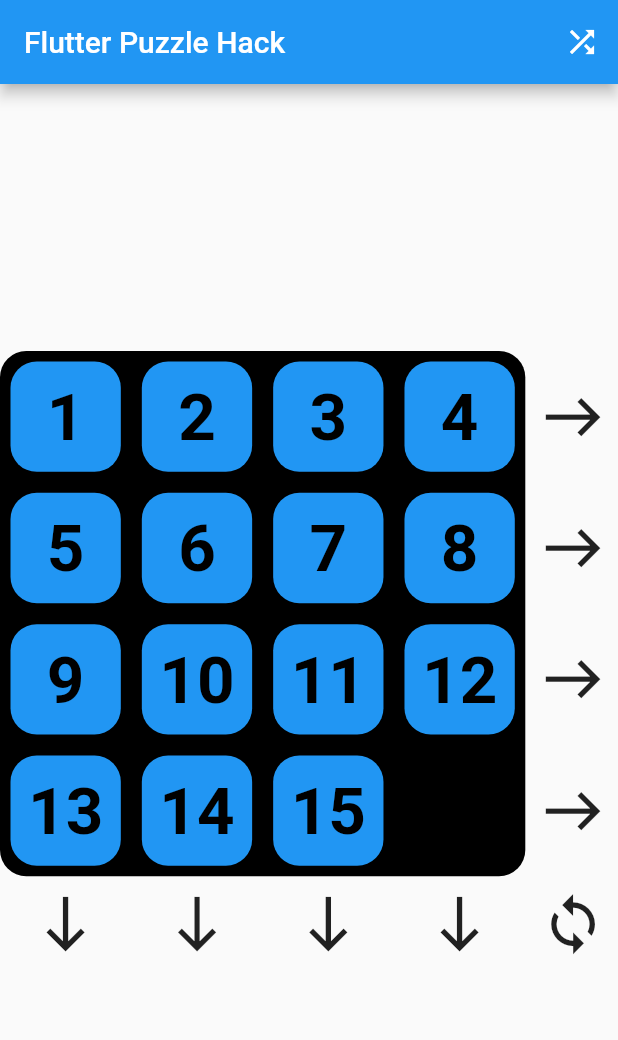
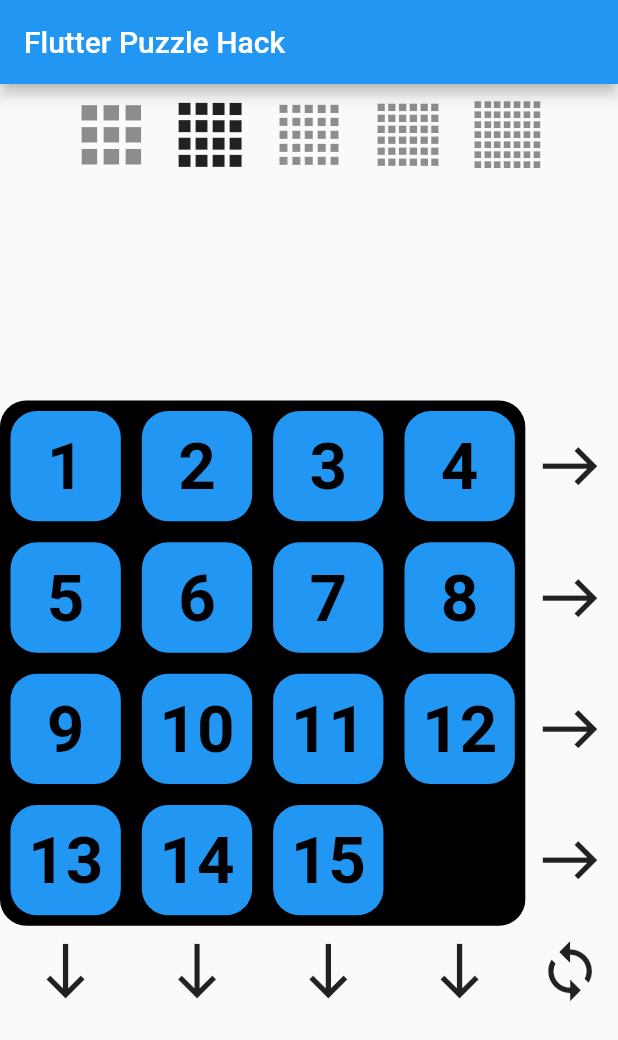
Before and after one commit to jordanmosakowski/double_slide, a Flutter app: the screen it shows after launch, on a phone screen of 412 x 824 dp. Shown: the top 1040 px of the screen. Run offline on Flutter 3.47's test engine with Material 2 defaults, Android fonts, the phone set to English and light mode, and no system bars; our stand-ins replace google_fonts; Roboto replaces fonts that are missing (Oxygen); statements that could not run were skipped.

Commit message:
Added icons for different puzzle sizes

```diff
--- a/lib/classes/home.dart
+++ b/lib/classes/home.dart
@@ -6,6 +6,7 @@ import 'package:puzzle_hack/classes/face.dart';
 import 'package:puzzle_hack/classes/piece.dart';
 import 'package:puzzle_hack/classes/puzzle.dart';
 import 'package:puzzle_hack/move_button.dart';
+import 'package:puzzle_hack/size_icons.dart';
 import 'package:puzzle_hack/transformed_piece.dart';
 
 class Home extends StatefulWidget {
@@ -16,7 +17,7 @@ class Home extends StatefulWidget {
 }
 
 class _HomeState extends State<Home> with TickerProviderStateMixin{
-  late Puzzle puzzle = Puzzle(4,_flipController);
+  late Puzzle puzzle;
 
   late final AnimationController _slideController = AnimationController(
     vsync: this,
@@ -41,6 +42,8 @@ class _HomeState extends State<Home> with TickerProviderStateMixin{
   @override
   void initState(){
     super.initState();
+    puzzle = Puzzle(4,_flipController);
+    puzzle.shuffle();
     puzzle.clearMoveOptions();
     _slideController.addStatusListener((status) {
       if (status == AnimationStatus.completed) {
@@ -70,27 +73,44 @@ class _HomeState extends State<Home> with TickerProviderStateMixin{
     );
   }
 
+  List<IconData> sizeIcons = [SizeIcons.size3,SizeIcons.size4,
+    SizeIcons.size5,SizeIcons.size6,SizeIcons.size7];
+
   @override
   Widget build(BuildContext context) {
     return Scaffold(
       appBar: AppBar(
         title: const Text('Flutter Puzzle Hack'),
-        actions: [
-          IconButton(
-            icon: const Icon(Icons.shuffle),
+      ),
+      body: Column(
+        children: [
+          Row(
+            mainAxisAlignment: MainAxisAlignment.center,
+            children: [
+              for(int i=0; i<sizeIcons.length; i++)
+                Opacity(
+                  opacity: i+3 == puzzle.size ? 1.0 : 0.5,
+                  child: IconButton(
+                    tooltip: "${i+3}x${i+3} Puzzle",
+                    iconSize: 50,
+                    icon: Icon(sizeIcons[i]),
                     onPressed: (){
                       setState(() {
+                        puzzle = Puzzle(i+3,_flipController);
                         puzzle.shuffle();
                       });
                     },
                   ),
+                )
             ],
           ),
-      body: Center(
+          Expanded(
+            child: Center(
               child: LayoutBuilder(
                 builder: (context,BoxConstraints constraints) {
                   int size = max(min(min(constraints.maxWidth.toInt(),
                    constraints.maxHeight.toInt()),700),150);
+                  // int size = 500;
                   double usableSize = size * 0.85;
                   return SizedBox(
                     width: size.toDouble(),
@@ -107,7 +127,7 @@ class _HomeState extends State<Home> with TickerProviderStateMixin{
                           )
                         ),
                         Positioned(
-                    bottom: 0,
+                          top: usableSize,
                           left: 0,
                           width: usableSize,
                           child: Row(
@@ -120,13 +140,13 @@ class _HomeState extends State<Home> with TickerProviderStateMixin{
                                       _flipController.forward(from: 0.0);
                                   },
                                   Icons.south,
-                            iconSize: usableSize / puzzle.size * 0.5,
+                                  iconSize: min(80,usableSize / puzzle.size * 0.5),
                                 ),
                             ]
                           ),
                         ),
                         Positioned(
-                    right: 0,
+                          left: usableSize,
                           top: 0,
                           height: usableSize,
                           child: Column(
@@ -139,21 +159,21 @@ class _HomeState extends State<Home> with TickerProviderStateMixin{
                                     _flipController.forward(from: 0.0);
                                   },
                                   Icons.east,
-                            iconSize: usableSize / puzzle.size * 0.5,
+                                  iconSize: min(80,usableSize / puzzle.size * 0.5),
                                 ),
                             ],
                           )
                         ),
                         Positioned(
-                    bottom: 0,
-                    right: 0,
+                          left: usableSize,
+                          top: usableSize,
                           child: MoveButton(
                               (){
                                 puzzle.flipAll();
                                 _flipController.forward(from: 0.0);
                               },
                               Icons.sync,
-                        iconSize: usableSize / puzzle.size * 0.5,
+                              iconSize: min(80,usableSize / puzzle.size * 0.5),
                             ),
                         ),
                         for(int i=0; i<puzzle.size * puzzle.size; i++)
@@ -166,6 +186,9 @@ class _HomeState extends State<Home> with TickerProviderStateMixin{
                   );
                 }
               )
+            ),
+          ),
+        ],
       )
     );
   }
--- a/lib/classes/puzzle.dart
+++ b/lib/classes/puzzle.dart
@@ -16,6 +16,7 @@ class Puzzle {
   Puzzle(this.size,this._controller){
     _front = PuzzleFace(size,PuzzleColor.front);
     _back = PuzzleFace(size,PuzzleColor.back);
+    clearMoveOptions();
 
     _rotate = Tween<double>(
       begin: -180.0,
@@ -130,13 +131,13 @@ class Puzzle {
           moveOptions[i-4] = SlideMove.up;
         }
         else if(m == SlideMove.down){
-          moveOptions[i+4] = SlideMove.down;
+          moveOptions[i+size] = SlideMove.down;
         }
         else if(m == SlideMove.left){
           moveOptions[i-1] = SlideMove.left;
         }
         else if(m == SlideMove.right){
-          moveOptions[i+1] = SlideMove.right;
+          moveOptions[i+size] = SlideMove.right;
         }
       }
     }
--- a/lib/main.dart
+++ b/lib/main.dart
@@ -16,11 +16,14 @@ class App extends StatelessWidget {
       debugShowCheckedModeBanner: false,
       darkTheme: ThemeData(
         brightness: Brightness.dark,
+        textTheme: GoogleFonts.oxygenTextTheme(
+          Theme.of(context).textTheme,
+        ),
       ),
       theme: ThemeData(
         primarySwatch: Colors.blue,
         textTheme: GoogleFonts.oxygenTextTheme(
-          Theme.of(context).textTheme, // If this is not set, then ThemeData.light().textTheme is used.
+          Theme.of(context).textTheme,
         ),
       ),
       home: const Home(),
--- /dev/null
+++ b/lib/size_icons.dart
@@ -0,0 +1,28 @@
+/// Copyright (C) 2019 by original authors @ fluttericon.com, fontello.com
+/// This font was generated by FlutterIcon.com, which is derived from Fontello.
+///
+/// To use this font, place it in your fonts/ directory and include the
+/// following in your pubspec.yaml
+///
+/// flutter:
+///   fonts:
+///    - family:  CubingIcons
+///      fonts:
+///       - asset: fonts/CubingIcons.ttf
+///
+///
+///
+import 'package:flutter/widgets.dart';
+
+class SizeIcons {
+  SizeIcons._();
+
+  static const fontFamily = 'CubingIcons';
+
+  static const IconData size2 = IconData(0xe800, fontFamily: fontFamily);
+  static const IconData size3 = IconData(0xe801, fontFamily: fontFamily);
+  static const IconData size4 = IconData(0xe807, fontFamily: fontFamily);
+  static const IconData size5 = IconData(0xe809, fontFamily: fontFamily);
+  static const IconData size6 = IconData(0xe80b, fontFamily: fontFamily);
+  static const IconData size7 = IconData(0xe80c, fontFamily: fontFamily);
+}
--- a/pubspec.yaml
+++ b/pubspec.yaml
@@ -58,6 +58,11 @@ flutter:
   # the material Icons class.
   uses-material-design: true
 
+  fonts:
+    - family:  CubingIcons
+      fonts:
+        - asset: assets/CubingIcons.ttf
+
   # To add assets to your application, add an assets section, like this:
   # assets:
   #   - images/a_dot_burr.jpeg
```
Also changed, not shown: assets/CubingIcons.ttf (added). Lines whose indentation alone changed are shown as unchanged.
